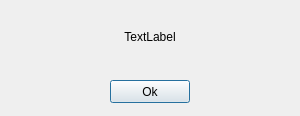
The window that Application/Logic_Gate_Simulator/Dialogs/dlg_message.ui (ElliotHarding/Logic-Gate-Simulator) describes before a commit, drawn with Qt 5.
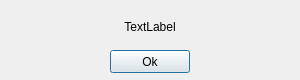
The same window after the commit.

What changed in the file:
```diff
--- a/Application/Logic_Gate_Simulator/Dialogs/dlg_message.ui
+++ b/Application/Logic_Gate_Simulator/Dialogs/dlg_message.ui
@@ -10,7 +10,7 @@
     <x>0</x>
     <y>0</y>
     <width>300</width>
-    <height>116</height>
+    <height>80</height>
    </rect>
   </property>
   <property name="contextMenuPolicy">
@@ -23,7 +23,7 @@
    <property name="geometry">
     <rect>
      <x>110</x>
-     <y>80</y>
+     <y>50</y>
      <width>80</width>
      <height>23</height>
     </rect>
@@ -36,7 +36,7 @@
    <property name="geometry">
     <rect>
      <x>0</x>
-     <y>30</y>
+     <y>20</y>
      <width>300</width>
      <height>13</height>
     </rect>
```
